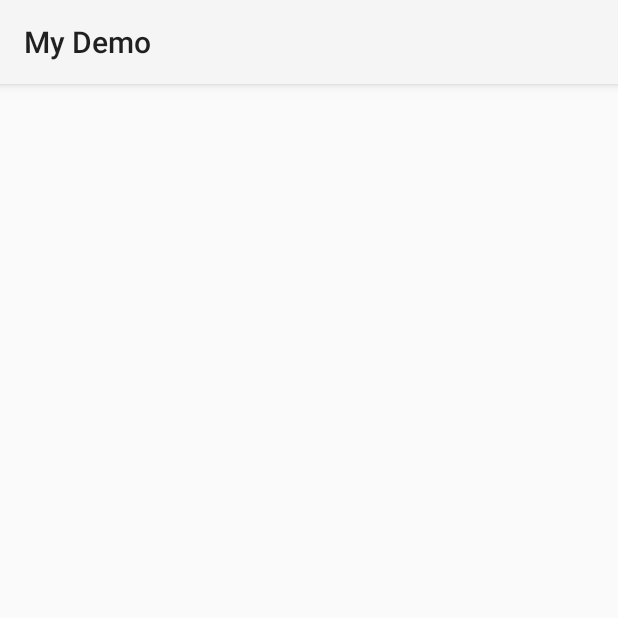
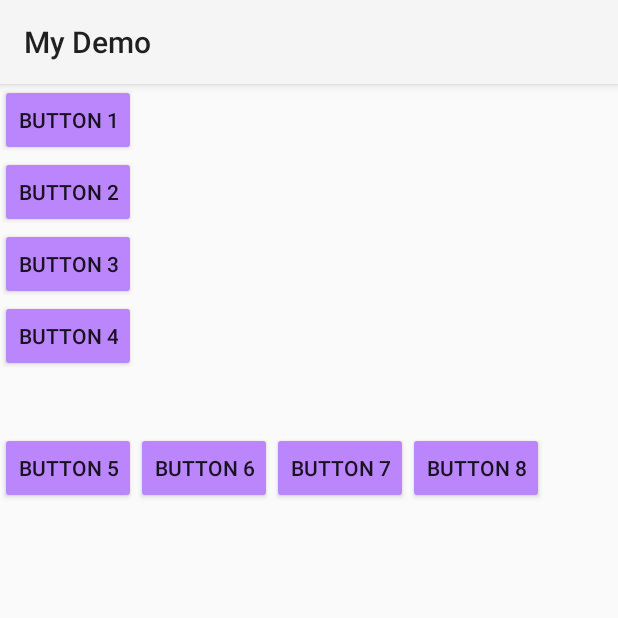
Before and after one commit to nirav131196/LearningApp4, an Android app: the screen it shows after launch (LoginActivity), on a phone screen of 412 x 824 dp, the top half of it. Run offline under Robolectric (Android 15) with nearby library versions, the phone set to English and light mode, and no system bars.

Commit message:
intial change by nirav

```diff
--- a/MyDemo/app/src/main/java/com/example/mydemo/LoginActivity.java
+++ b/MyDemo/app/src/main/java/com/example/mydemo/LoginActivity.java
@@ -9,6 +9,6 @@ public class LoginActivity extends AppCompatActivity {
     @Override
     protected void onCreate(Bundle savedInstanceState) {
         super.onCreate(savedInstanceState);
-        setContentView(R.layout.activity_login);
+        setContentView(R.layout.activity_linear_layout);
     }
 }
--- a/MyDemo/app/src/main/java/com/example/mydemo/MainActivity.java
+++ b/MyDemo/app/src/main/java/com/example/mydemo/MainActivity.java
@@ -9,6 +9,6 @@ public class MainActivity extends AppCompatActivity {
     @Override
     protected void onCreate(Bundle savedInstanceState) {
         super.onCreate(savedInstanceState);
-        setContentView(R.layout.activity_main);
+        setContentView(R.layout.activity_relative_layout);
     }
 }
--- /dev/null
+++ b/MyDemo/app/src/main/res/layout/activity_linear_layout.xml
@@ -0,0 +1,79 @@
+<?xml version="1.0" encoding="utf-8"?>
+
+<!-- VERTICAL LINEAR LAYOUT -->
+
+<LinearLayout xmlns:android="http://schemas.android.com/apk/res/android"
+      xmlns:app="http://schemas.android.com/apk/res-auto"
+    xmlns:tools="http://schemas.android.com/tools"
+    android:layout_width="match_parent"
+    android:layout_height="match_parent"
+    android:orientation="vertical"
+    tools:context=".LoginActivity">
+
+
+    <androidx.appcompat.widget.AppCompatButton
+        android:id="@+id/button1"
+        android:layout_width="wrap_content"
+        android:layout_height="wrap_content"
+        android:text="BUTTON 1"
+        android:backgroundTint="@color/purple_200"/>
+
+    <androidx.appcompat.widget.AppCompatButton
+        android:id="@+id/button2"
+        android:layout_width="wrap_content"
+        android:layout_height="wrap_content"
+        android:text="BUTTON 2"
+        android:backgroundTint="@color/purple_200"/>
+
+    <androidx.appcompat.widget.AppCompatButton
+        android:id="@+id/button3"
+        android:layout_width="wrap_content"
+        android:layout_height="wrap_content"
+        android:text="BUTTON 3"
+        android:backgroundTint="@color/purple_200"/>
+
+    <androidx.appcompat.widget.AppCompatButton
+        android:id="@+id/button4"
+        android:layout_width="wrap_content"
+        android:layout_height="wrap_content"
+        android:text="BUTTON 4"
+        android:backgroundTint="@color/purple_200"/>
+
+
+    <!-- HORIZONTAL LINEAR LAYOUT -->
+    <LinearLayout
+        android:layout_width="match_parent"
+        android:layout_height="wrap_content"
+        android:layout_marginTop="40dp"
+        android:orientation="horizontal">
+
+        <androidx.appcompat.widget.AppCompatButton
+            android:id="@+id/button5"
+            android:layout_width="wrap_content"
+            android:layout_height="wrap_content"
+            android:text="BUTTON 5"
+            android:backgroundTint="@color/purple_200"/>
+
+        <androidx.appcompat.widget.AppCompatButton
+            android:id="@+id/button6"
+            android:layout_width="wrap_content"
+            android:layout_height="wrap_content"
+            android:text="BUTTON 6"
+            android:backgroundTint="@color/purple_200"/>
+
+        <androidx.appcompat.widget.AppCompatButton
+            android:id="@+id/button7"
+            android:layout_width="wrap_content"
+            android:layout_height="wrap_content"
+            android:text="BUTTON 7"
+            android:backgroundTint="@color/purple_200"/>
+        <androidx.appcompat.widget.AppCompatButton
+            android:id="@+id/button8"
+            android:layout_width="wrap_content"
+            android:layout_height="wrap_content"
+            android:text="BUTTON 8"
+            android:backgroundTint="@color/purple_200"/>
+
+    </LinearLayout>
+
+</LinearLayout>
--- a/MyDemo/app/src/main/res/layout/activity_login.xml
+++ /dev/null
@@ -1,11 +0,0 @@
-<?xml version="1.0" encoding="utf-8"?>
-<RelativeLayout xmlns:android="http://schemas.android.com/apk/res/android"
-    android:orientation="vertical"    xmlns:app="http://schemas.android.com/apk/res-auto"
-    xmlns:tools="http://schemas.android.com/tools"
-    android:layout_width="match_parent"
-    android:layout_height="match_parent"
-    tools:context=".LoginActivity">
-
-
-
-</RelativeLayout>
```
Also changed, not shown: MyDemo/app/src/main/res/layout/activity_main.xml (deleted, +0 -22 lines), MyDemo/app/src/main/res/layout/activity_relative_layout.xml (added, +110 -0 lines).
